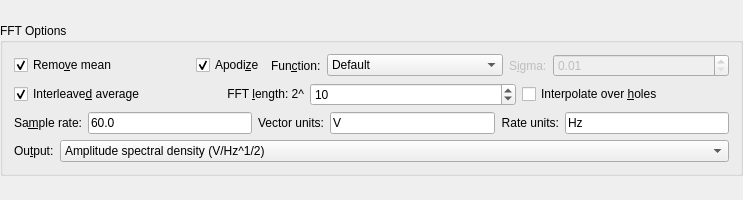
Kst-plot/kst, file src/widgets/fftoptions.ui: the form before one commit.
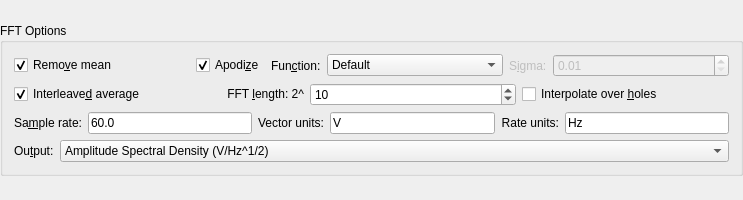
The form after the commit.

Diff of the .ui file:
```diff
--- a/src/widgets/fftoptions.ui
+++ b/src/widgets/fftoptions.ui
@@ -367,7 +367,7 @@
          <widget class="QComboBox" name="_output">
           <item>
            <property name="text">
-            <string>Amplitude spectral density (V/Hz^1/2)</string>
+            <string>Amplitude Spectral Density (V/Hz^1/2)</string>
            </property>
           </item>
           <item>
```
Left out of the diff: 8 changed lines with no effect on the pictures.
